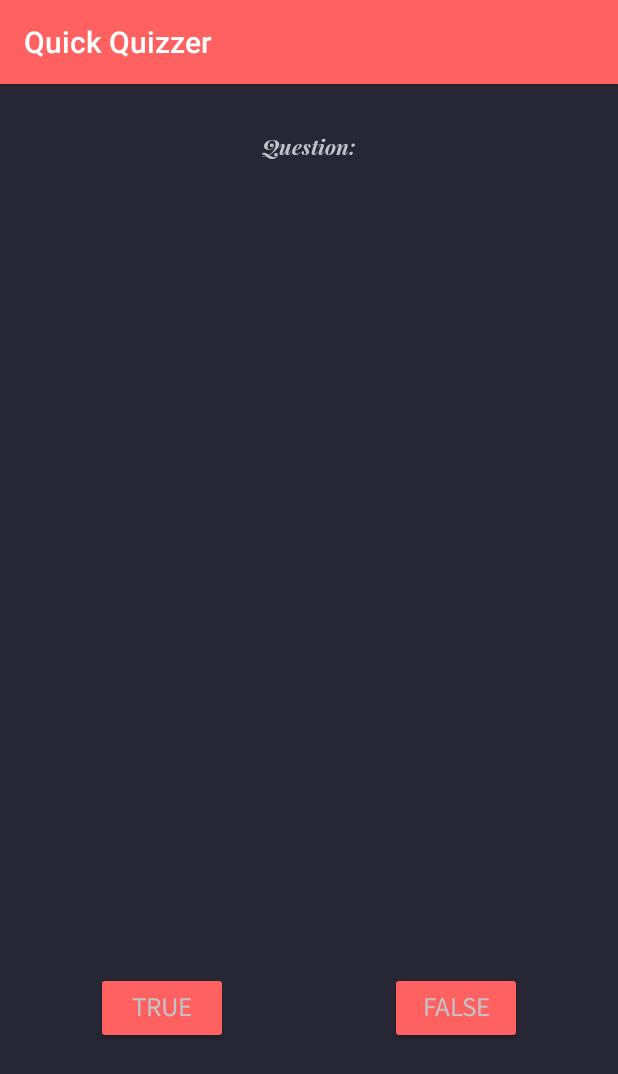
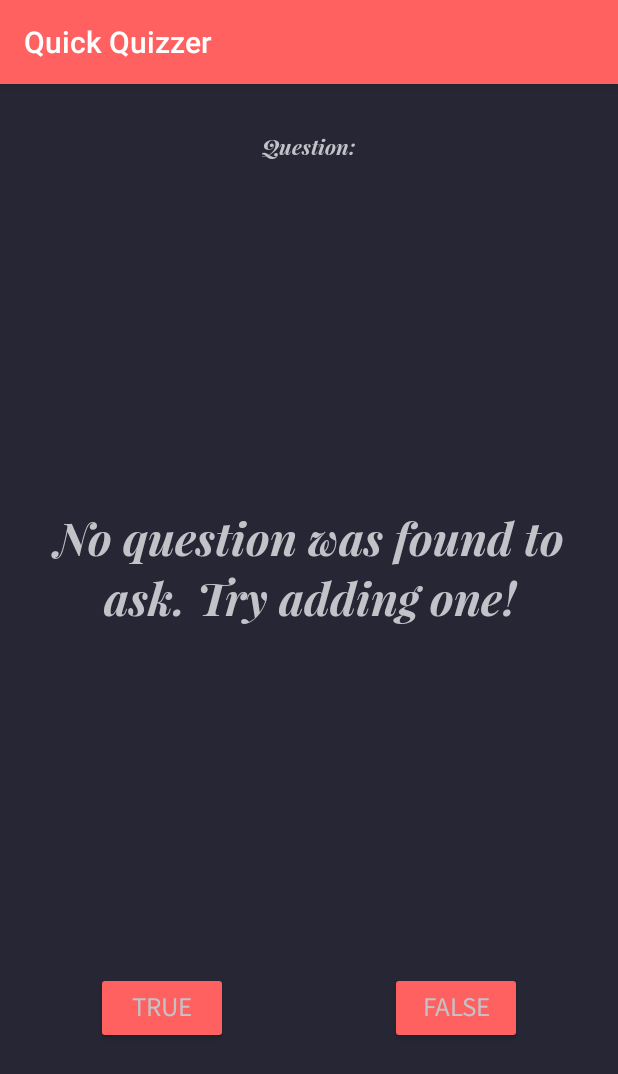
Before and after one commit to GarlicDebug/quick-quizzer-android-app, an Android app: the QuizzingScreenFragment screen opened directly, with no data from a screen before it, on a phone screen of 412 x 824 dp. Shown: the top 1074 px of the screen. Run offline under Robolectric (Android 15) with nearby library versions, the phone set to English and light mode, and no system bars.

Commit message:
Fixed crash when quizzing opened with no questions in list. Added landscape layout.

```diff
--- a/src/main/java/edu/andrews/reise/quickquizzer/QuizzingScreenFragment.java
+++ b/src/main/java/edu/andrews/reise/quickquizzer/QuizzingScreenFragment.java
@@ -75,9 +75,13 @@ public class QuizzingScreenFragment extends Fragment {
 
     /** Display the question at the current index */
     private void updateQuestion(){
-        String question = mQuestionList.get(mCurrentIndex).getBody();
+        if(mQuestionList.size()==0){
+        }
+        else {
+            String question = mQuestionList.get(mCurrentIndex).getBody();
 
-        mQuestionTextView.setText(question);
+            mQuestionTextView.setText(question);
+        }
     }
 
     /**
--- /dev/null
+++ b/src/main/res/layout-land/fragment_quizzing_screen.xml
@@ -0,0 +1,71 @@
+<?xml version="1.0" encoding="utf-8"?>
+<androidx.constraintlayout.widget.ConstraintLayout xmlns:android="http://schemas.android.com/apk/res/android"
+    xmlns:app="http://schemas.android.com/apk/res-auto"
+    xmlns:tools="http://schemas.android.com/tools"
+    android:layout_width="match_parent"
+    android:layout_height="match_parent"
+    android:background="#272635"
+    tools:context=".QuizzingScreenFragment">
+
+    <Button
+        android:id="@+id/trueButton"
+        android:layout_width="0dp"
+        android:layout_height="wrap_content"
+        android:layout_marginStart="16dp"
+        android:layout_marginEnd="16dp"
+        android:layout_marginBottom="16dp"
+        android:backgroundTint="@color/colorAccent"
+        android:fontFamily="@font/source_sans_pro"
+        android:text="@string/quizzing_true"
+        android:textColor="@color/colorNiceWhite"
+        android:textSize="18sp"
+        app:layout_constraintBottom_toTopOf="@+id/falseButton"
+        app:layout_constraintEnd_toEndOf="parent"
+        app:layout_constraintStart_toEndOf="@+id/questionBodyTextView" />
+
+    <Button
+        android:id="@+id/falseButton"
+        android:layout_width="0dp"
+        android:layout_height="wrap_content"
+        android:layout_marginStart="16dp"
+        android:layout_marginEnd="16dp"
+        android:layout_marginBottom="32dp"
+        android:backgroundTint="@color/colorAccent"
+        android:fontFamily="@font/source_sans_pro"
+        android:text="@string/quizzing_false"
+        android:textColor="@color/colorNiceWhite"
+        android:textSize="18sp"
+        app:layout_constraintBottom_toBottomOf="parent"
+        app:layout_constraintEnd_toEndOf="parent"
+        app:layout_constraintStart_toEndOf="@+id/questionBodyTextView" />
+
+    <TextView
+        android:id="@+id/questionBodyTextView"
+        android:layout_width="0dp"
+        android:layout_height="0dp"
+        android:layout_marginStart="16dp"
+        android:layout_marginTop="64dp"
+        android:layout_marginEnd="192dp"
+        android:layout_marginBottom="32dp"
+        android:fontFamily="@font/playfair_display_bold_italic"
+        android:gravity="center"
+        android:text="@string/quizzing_question_error"
+        android:textColor="@color/colorNiceWhite"
+        android:textSize="30sp"
+        app:layout_constraintBottom_toBottomOf="parent"
+        app:layout_constraintEnd_toEndOf="parent"
+        app:layout_constraintStart_toStartOf="parent"
+        app:layout_constraintTop_toTopOf="parent" />
+
+    <TextView
+        android:id="@+id/textView4"
+        android:layout_width="wrap_content"
+        android:layout_height="wrap_content"
+        android:layout_marginTop="16dp"
+        android:fontFamily="@font/playfair_display_bold_italic"
+        android:text="@string/quizzing_question_header"
+        android:textColor="@color/colorNiceWhite"
+        app:layout_constraintEnd_toEndOf="@+id/questionBodyTextView"
+        app:layout_constraintStart_toStartOf="@+id/questionBodyTextView"
+        app:layout_constraintTop_toTopOf="parent" />
+</androidx.constraintlayout.widget.ConstraintLayout>
```
Also changed, not shown: src/main/res/layout-land/fragment_q_q_menu.xml (added, +75 -0 lines), 1 other file.
